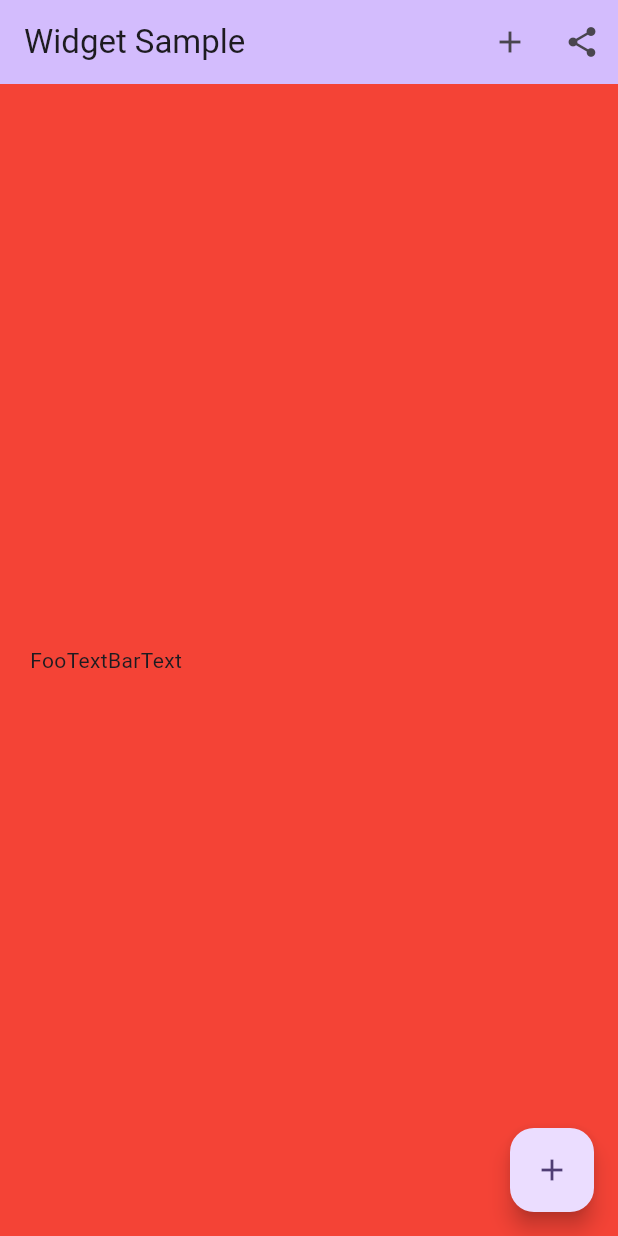
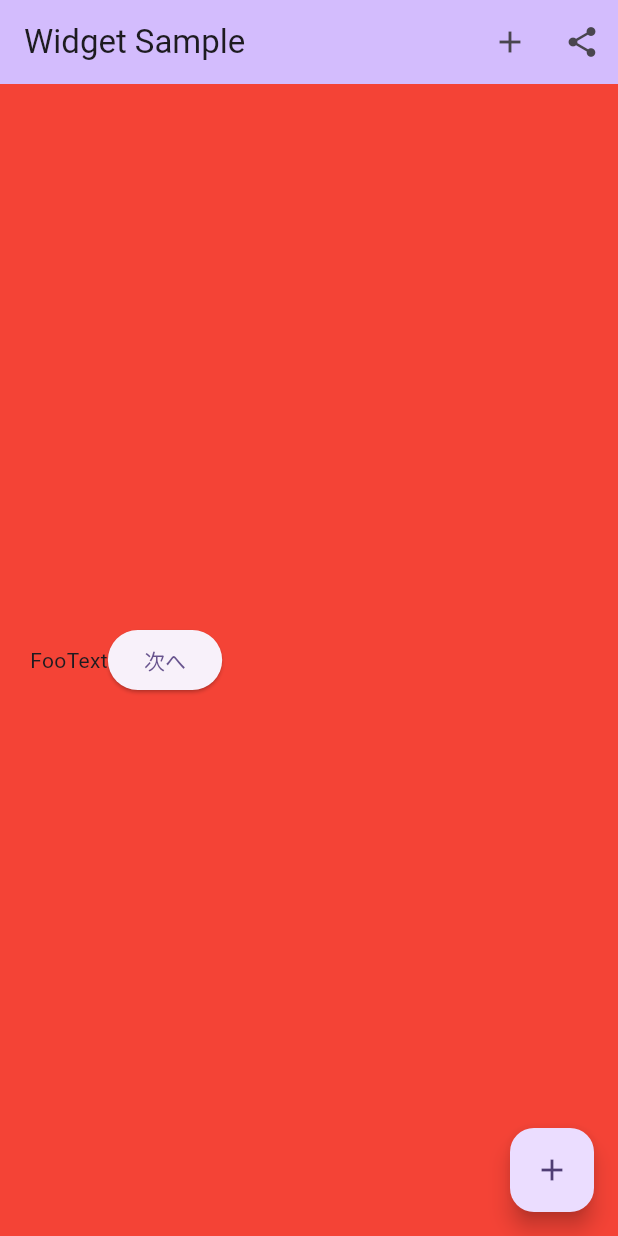
Before and after one commit to maeta187/flutter-basic-learning, a Flutter app: the screen it shows after launch, on a phone screen of 412 x 824 dp. Run offline on Flutter 3.47's test engine with Material 3 defaults, Android fonts, the light colour scheme and no system bars.

Commit message:
✨ : 画面遷移機能の実装

```diff
--- a/lib/main.dart
+++ b/lib/main.dart
@@ -2,6 +2,7 @@
 import 'dart:developer' as developer;
 
 import 'package:flutter/material.dart';
+import 'next_page.dart';
 
 void main() {
   runApp(const MyApp());
@@ -152,11 +153,18 @@
                 const Text(
                   'Text',
                 ),
-                const Text(
-                  'Bar',
+              ElevatedButton(
+                onPressed: () {
+                  Navigator.push(
+                    context,
+                    MaterialPageRoute<void>(
+                      builder: (BuildContext context) {
+                        return const NextPage();
+                      },
                 ),
-                const Text(
-                  'Text',
+                  );
+                },
+                child: const Text('次へ'),
                 ),
               ],
             ),
```
